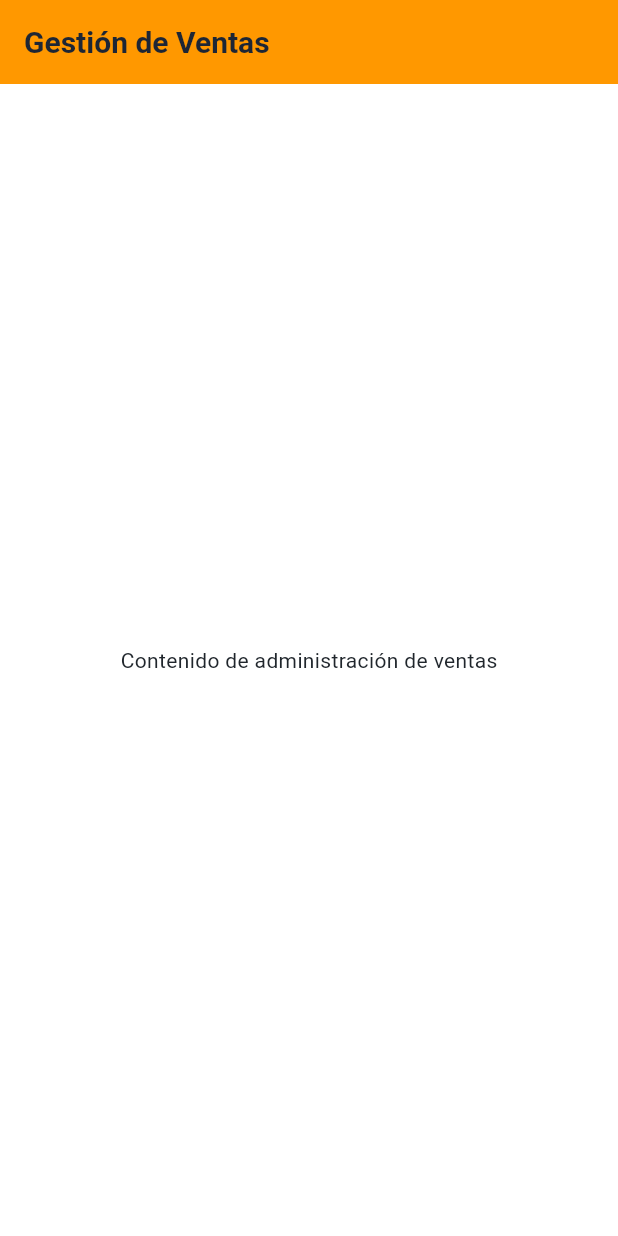
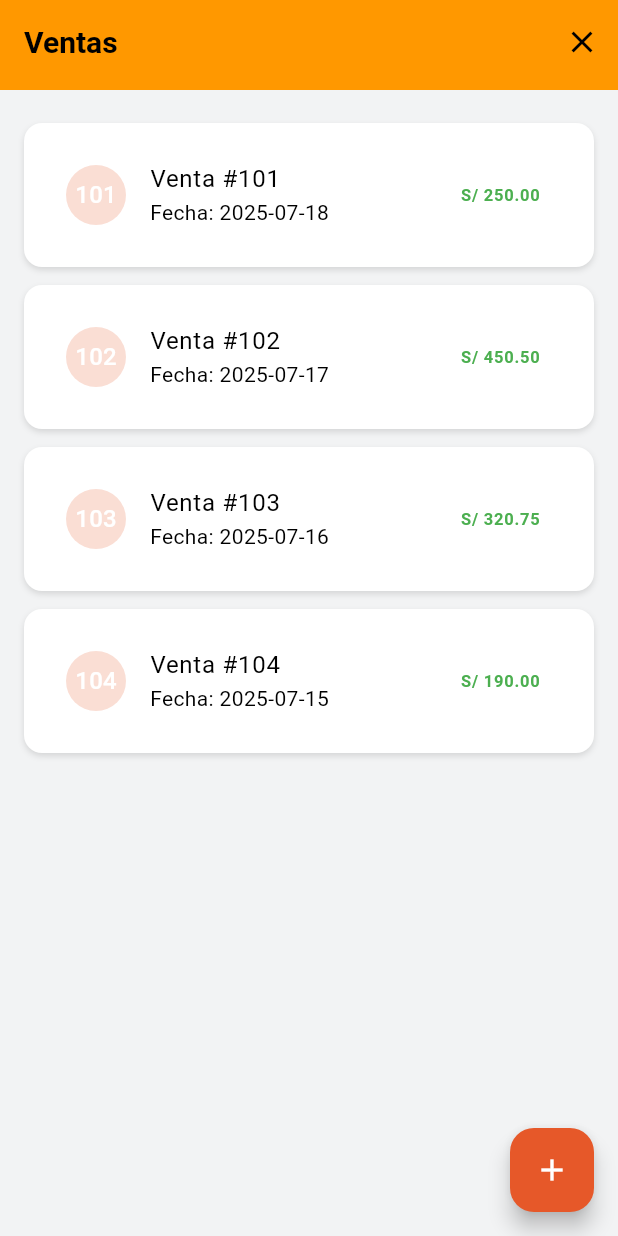
Before and after one commit to DanielfQo/Tienda_online, a Flutter app: the AdminSalesPage screen opened by its route, on a phone screen of 412 x 824 dp. Run offline on Flutter 3.47's test engine with Material 3 defaults, Android fonts, the phone set to English and light mode, and no system bars; our stand-ins replace fl_chart, go_router; accounts and stored records are empty; network calls fail.

Commit message:
simple merge

```diff
--- a/lib/data/api_endpoints.dart
+++ b/lib/data/api_endpoints.dart
@@ -1,5 +1,5 @@
 class ApiEndpoints {
-  static const String baseUrl = 'http://10.0.2.2:5000';
+  static const String baseUrl = 'http://10.0.2.2:5001';
 
   static const String login = '$baseUrl/api/users/login';
   static const String register = '$baseUrl/api/users/register';
--- a/lib/presentation/pages/admin/admin_sales_page.dart
+++ b/lib/presentation/pages/admin/admin_sales_page.dart
@@ -1,16 +1,77 @@
 import 'package:flutter/material.dart';
+import 'package:go_router/go_router.dart';
+
+import '../../../core/theme/light_color.dart';
+import '../../../routes/app_routes.dart';
+import '../../widgets/admin_app_bar.dart';
 
 class AdminSalesPage extends StatelessWidget {
   const AdminSalesPage({super.key});
 
   @override
   Widget build(BuildContext context) {
+    final List<Map<String, dynamic>> ventas = [
+      {'id': 101, 'fecha': '2025-07-18', 'total': 250.00},
+      {'id': 102, 'fecha': '2025-07-17', 'total': 450.50},
+      {'id': 103, 'fecha': '2025-07-16', 'total': 320.75},
+      {'id': 104, 'fecha': '2025-07-15', 'total': 190.00},
+    ];
+
     return Scaffold(
-      appBar: AppBar(
-        title: const Text('Gestión de Ventas'),
-        backgroundColor: Colors.orange,
+      backgroundColor: LightColor.backgroundProfile,
+      appBar: const AdminAppBar(
+        title: 'Ventas',
+        returnRoute: AppRoutes.homeAdmin,
       ),
-      body: const Center(child: Text('Contenido de administración de ventas')),
+      body: Padding(
+        padding: const EdgeInsets.all(16),
+        child: ListView.builder(
+          itemCount: ventas.length,
+          itemBuilder: (context, index) {
+            final venta = ventas[index];
+            return Container(
+              margin: const EdgeInsets.symmetric(vertical: 6),
+              padding: const EdgeInsets.all(12),
+              decoration: BoxDecoration(
+                color: Colors.white,
+                borderRadius: BorderRadius.circular(12),
+                boxShadow: const [
+                  BoxShadow(
+                    color: Colors.black12,
+                    blurRadius: 3,
+                    offset: Offset(0, 2),
+                  ),
+                ],
+              ),
+              child: ListTile(
+                leading: CircleAvatar(
+                  backgroundColor: LightColor.orange.withOpacity(0.2),
+                  child: Text('${venta['id']}'),
+                ),
+                title: Text('Venta #${venta['id']}'),
+                subtitle: Text('Fecha: ${venta['fecha']}'),
+                trailing: Text(
+                  'S/ ${venta['total'].toStringAsFixed(2)}',
+                  style: const TextStyle(
+                    fontWeight: FontWeight.bold,
+                    color: Colors.green,
+                  ),
+                ),
+                onTap: () {
+                  // Futuro: ir a detalles de la venta
+                },
+              ),
+            );
+          },
+        ),
+      ),
+      floatingActionButton: FloatingActionButton(
+        backgroundColor: LightColor.orange,
+        child: const Icon(Icons.add),
+        onPressed: () {
+          // Futuro: crear nueva venta manualmente
+        },
+      ),
     );
   }
 }
```
Also changed, not shown: lib/data/models/product_model.dart (+15 -14 lines), lib/presentation/pages/admin/admin_product_create_page.dart (+35 -4 lines), lib/presentation/pages/home_page.dart (+36 -9 lines), 4 other files.
